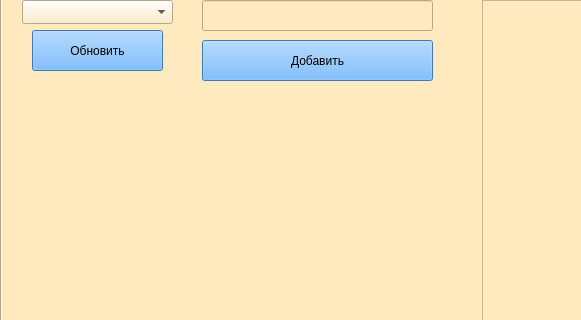
This is TeacherDialog.ui in Knigan/DB3 as Qt 5 draws it before an edit; both pictures show x 0 to 581 and y 137 to 457 of the 790 by 630 pixel window. The edited form follows.
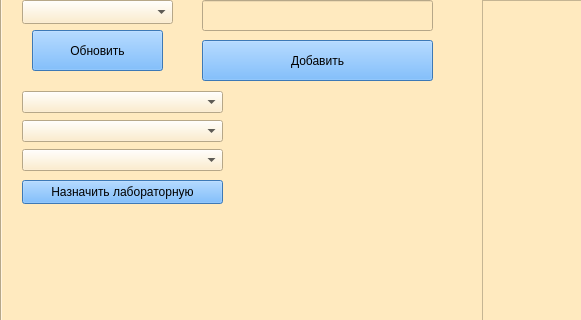
This is the edited form.

Diff of the .ui file:
```diff
--- a/TeacherDialog.ui
+++ b/TeacherDialog.ui
@@ -5033,9 +5033,9 @@
     <widget class="QLabel" name="CreateTaskErrorLabel">
      <property name="geometry">
       <rect>
-       <x>210</x>
-       <y>280</y>
-       <width>231</width>
+       <x>20</x>
+       <y>290</y>
+       <width>401</width>
        <height>21</height>
       </rect>
      </property>
@@ -5062,6 +5062,43 @@
       <string>Обновить</string>
      </property>
     </widget>
+    <widget class="QPushButton" name="SetTaskButton">
+     <property name="geometry">
+      <rect>
+       <x>20</x>
+       <y>260</y>
+       <width>201</width>
+       <height>24</height>
+      </rect>
+     </property>
+     <property name="styleSheet">
+      <string notr="true">background-color: rgb(85, 170, 255);</string>
+     </property>
+     <property name="text">
+      <string>Назначить лабораторную</string>
+     </property>
+    </widget>
+    <widget class="QWidget" name="layoutWidget">
+     <property name="geometry">
+      <rect>
+       <x>20</x>
+       <y>170</y>
+       <width>201</width>
+       <height>83</height>
+      </rect>
+     </property>
+     <layout class="QVBoxLayout" name="verticalLayout">
+      <item>
+       <widget class="QComboBox" name="TeamsComboBox"/>
+      </item>
+      <item>
+       <widget class="QComboBox" name="NameComboBox"/>
+      </item>
+      <item>
+       <widget class="QComboBox" name="VariantComboBox"/>
+      </item>
+     </layout>
+    </widget>
    </widget>
   </widget>
   <widget class="QPushButton" name="exitButton">
```
